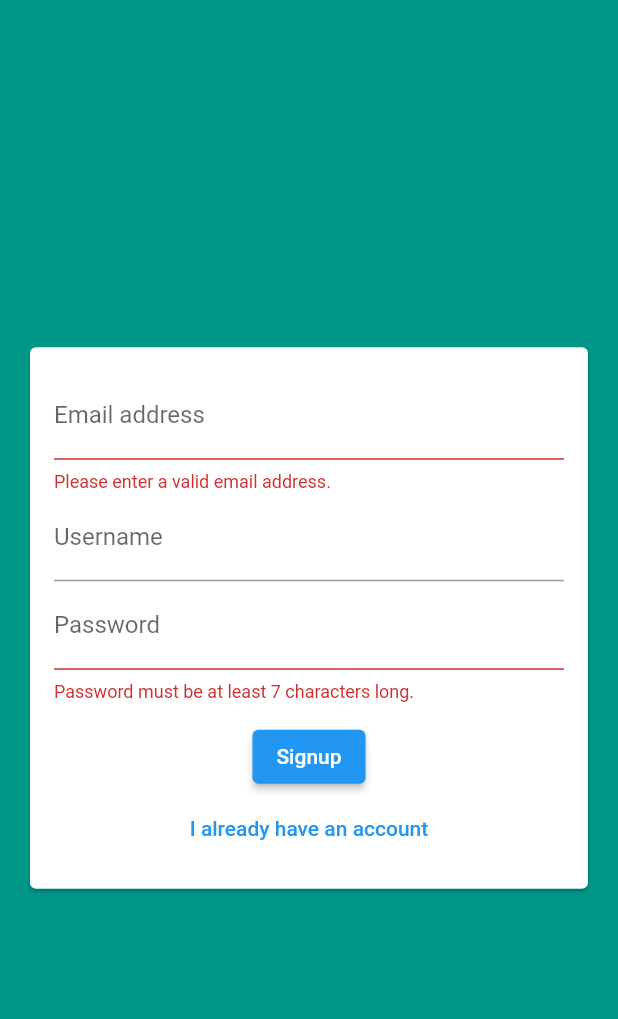
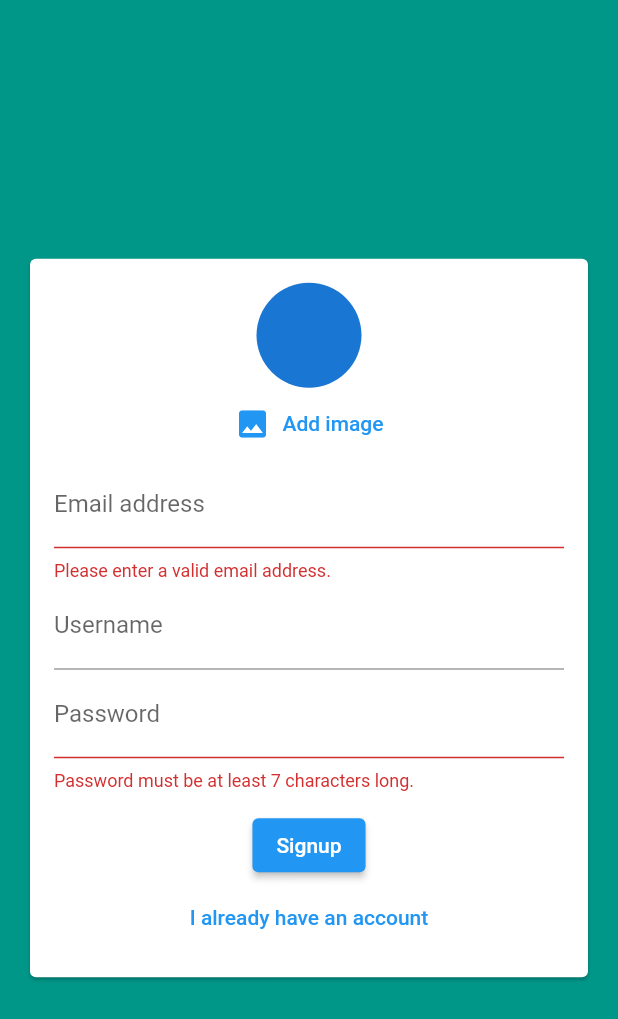
Before and after one commit to BartoszRudnik/LearningFlutter, a Flutter app: the screen it shows after launch, after a tap on "Login", after a tap on "Create new account", on a phone screen of 412 x 824 dp. Shown: the top 1019 px of the screen. Run offline on Flutter 3.47's test engine with Material 2 defaults, Android fonts, the phone set to English and light mode, and no system bars; our stand-ins replace cloud_firestore, firebase_auth, google_maps_flutter, image_picker, location, shared_preferences and 1 more; accounts and stored records are empty.

Commit message:
working on uploading users image

```diff
--- /dev/null
+++ b/chat_app/lib/pickers/image_picker.dart
@@ -0,0 +1,44 @@
+import 'dart:io';
+
+import 'package:flutter/material.dart';
+import 'package:image_picker/image_picker.dart';
+
+class UserImagePicker extends StatefulWidget {
+  final void Function(File pickedImage) imagePickFunction;
+
+  UserImagePicker({@required this.imagePickFunction});
+
+  @override
+  _UserImagePickerState createState() => _UserImagePickerState();
+}
+
+class _UserImagePickerState extends State<UserImagePicker> {
+  File _pickedImage;
+
+  Future<void> _pickUserImage() async {
+    final picker = ImagePicker();
+    final pickedImage = await picker.getImage(source: ImageSource.camera);
+    final pickedImageFile = File(pickedImage.path);
+    setState(() {
+      this._pickedImage = pickedImageFile;
+    });
+    this.widget.imagePickFunction(this._pickedImage);
+  }
+
+  @override
+  Widget build(BuildContext context) {
+    return Column(
+      children: <Widget>[
+        CircleAvatar(
+          backgroundImage: _pickedImage != null ? FileImage(this._pickedImage) : null,
+          radius: 35,
+        ),
+        TextButton.icon(
+          onPressed: _pickUserImage,
+          icon: Icon(Icons.image),
+          label: Text('Add image'),
+        ),
+      ],
+    );
+  }
+}
--- a/chat_app/lib/widgets/auth/auth_form.dart
+++ b/chat_app/lib/widgets/auth/auth_form.dart
@@ -1,3 +1,6 @@
+import 'dart:io';
+
+import 'package:chat_app/pickers/image_picker.dart';
 import 'package:flutter/material.dart';
 
 class AuthForm extends StatefulWidget {
@@ -26,15 +29,37 @@ class _AuthFormState extends State<AuthForm> {
   var _userEmail = '';
   var _userName = '';
   var _userPassword = '';
+  File _userImage;
 
   void _trySubmit() {
     final isValid = _formKey.currentState.validate();
     FocusScope.of(context).unfocus();
 
+    if (!this._isLogin && this._userImage == null) {
+      ScaffoldMessenger.of(context).showSnackBar(
+        SnackBar(
+          content: Text(
+            'Please choose a image',
+          ),
+        ),
+      );
+      return;
+    }
+
     if (isValid) {
       _formKey.currentState.save();
-      this.widget.submitForm(this._userEmail, this._userName, this._userPassword, this._isLogin, this.context);
+      this.widget.submitForm(
+            this._userEmail.trim(),
+            this._userPassword.trim(),
+            this._userName.trim(),
+            this._isLogin,
+            this.context,
+          );
     }
+  }
+
+  void _pickedImage(File image) {
+    this._userImage = image;
   }
 
   @override
@@ -50,6 +75,10 @@ class _AuthFormState extends State<AuthForm> {
               child: Column(
                 mainAxisSize: MainAxisSize.min,
                 children: <Widget>[
+                  if (!this._isLogin)
+                    UserImagePicker(
+                      imagePickFunction: this._pickedImage,
+                    ),
                   TextFormField(
                     key: ValueKey('email'),
                     validator: (value) {
--- a/chat_app/lib/widgets/chat/messages.dart
+++ b/chat_app/lib/widgets/chat/messages.dart
@@ -36,6 +36,7 @@ class Messages extends StatelessWidget {
                 chatDocs[index]['text'],
                 chatDocs[index]['userId'] == futureSnapshot.data.uid,
                 ValueKey(chatDocs[index].documentID),
+                chatDocs[index]['userId'],
               ),
             );
           },
--- a/chat_app/pubspec.yaml
+++ b/chat_app/pubspec.yaml
@@ -30,6 +30,8 @@ dependencies:
   cupertino_icons: ^1.0.2
   cloud_firestore: ^0.13.5
   firebase_auth: ^0.16.0
+  image_picker: ^0.6.5+3
+  firebase_storage: ^3.1.5
 
 dev_dependencies:
   flutter_test:
```
Also changed, not shown: chat_app/lib/screens/auth_screen.dart (+9 -2 lines), chat_app/lib/widgets/chat/message_bubble.dart (+26 -5 lines), chat_app/pubspec.lock.
